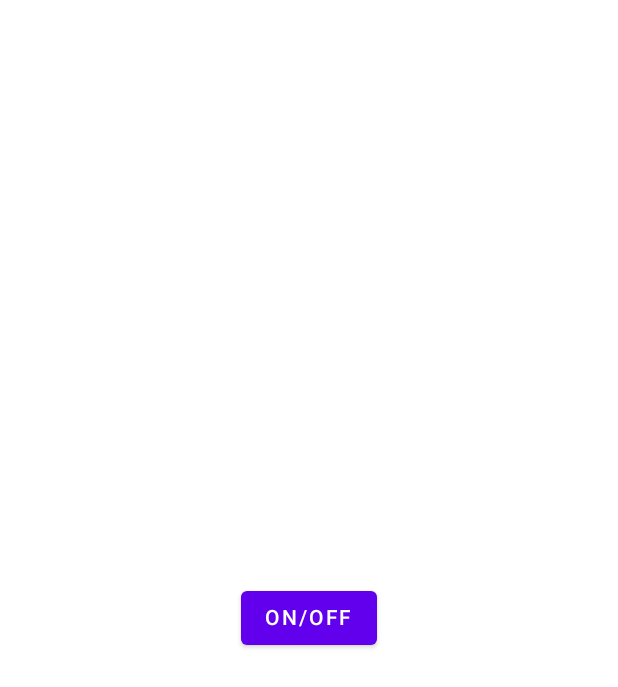
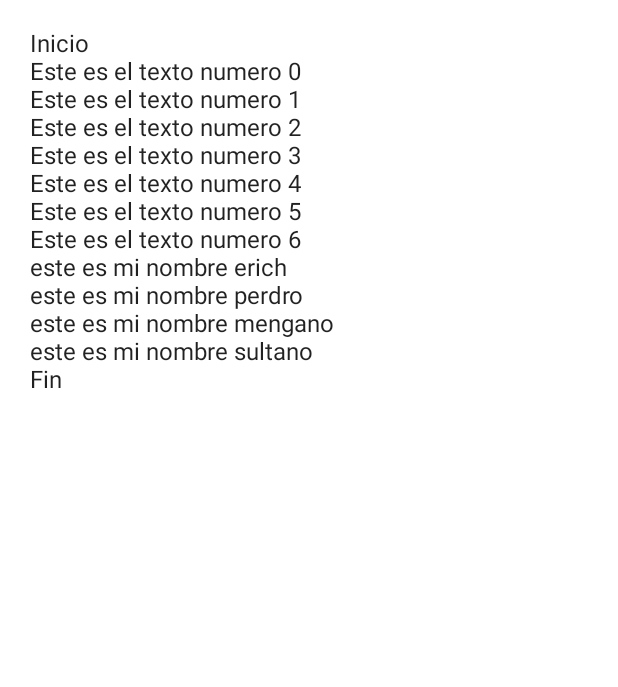
Before and after one commit to ErichSchnell/udemyKotlinComponentsCatalog, an Android app built with Jetpack Compose: the screen it shows after launch (MainActivity), on a phone screen of 412 x 824 dp. Shown: the top 687 px of the screen. Run offline under Robolectric (Android 15) with nearby library versions, the phone set to English and light mode, and no system bars.

Commit message:
Empezamos con los RecyclerView
Se genero un fichero nuevo para generar listados con recyclerView
y ahjora una data class para hacer un ejemplo mas practico.
se importaron las imagenes que se vana  usar pero no se trabajo con
ellas aun

```diff
--- a/app/src/main/java/com/example/jetpackcomponentscatalog/MainActivity.kt
+++ b/app/src/main/java/com/example/jetpackcomponentscatalog/MainActivity.kt
@@ -53,19 +53,7 @@ class MainActivity : ComponentActivity() {
                             .padding(20.dp)
                     ) {
 
-                        var estado by rememberSaveable { mutableStateOf(false) }
-                        Box(
-                            modifier = Modifier.fillMaxSize(),
-                            contentAlignment = Alignment.Center
-                        ){
-                            Button(onClick = { estado = !estado}) {
-                                Text(text = "ON/OFF")
-                            }
-                            MyConfirmationDialog(
-                                show = estado,
-                                onDismiss = {estado = false}
-                            )
-                        }
+                        MySimpleRecyclerView()
 
 
                     }
--- /dev/null
+++ b/app/src/main/java/com/example/jetpackcomponentscatalog/RecyclerView.kt
@@ -0,0 +1,21 @@
+package com.example.jetpackcomponentscatalog
+
+import androidx.compose.foundation.lazy.LazyColumn
+import androidx.compose.foundation.lazy.items
+import androidx.compose.material.Text
+import androidx.compose.runtime.Composable
+
+@Composable
+fun MySimpleRecyclerView(){
+    val nombres = listOf("erich","perdro","mengano","sultano")
+    LazyColumn{
+        item { Text(text = "Inicio") }
+        items(7){
+            Text(text = "Este es el texto numero $it")
+        }
+        items(nombres){
+            Text(text = "este es mi nombre $it")
+        }
+        item { Text(text = "Fin") }
+    }
+}
--- /dev/null
+++ b/app/src/main/java/com/example/jetpackcomponentscatalog/model/Superhero.kt
@@ -0,0 +1,10 @@
+package com.example.jetpackcomponentscatalog.model
+
+import androidx.annotation.DrawableRes
+
+data class Superhero(
+    var superheroName: String,
+    var realName: String,
+    var publisher: String,
+    @DrawableRes var photo: Int
+)
```
Also changed, not shown: app/src/main/res/drawable/batman.jpg (added), app/src/main/res/drawable/daredevil.jpg (added), app/src/main/res/drawable/flash.png (added), app/src/main/res/drawable/green_lantern.jpg (added), app/src/main/res/drawable/logan.jpg (added), app/src/main/res/drawable/spiderman.jpg (added), app/src/main/res/drawable/thor.jpg (added), app/src/main/res/drawable/wonder_woman.jpg (added).
